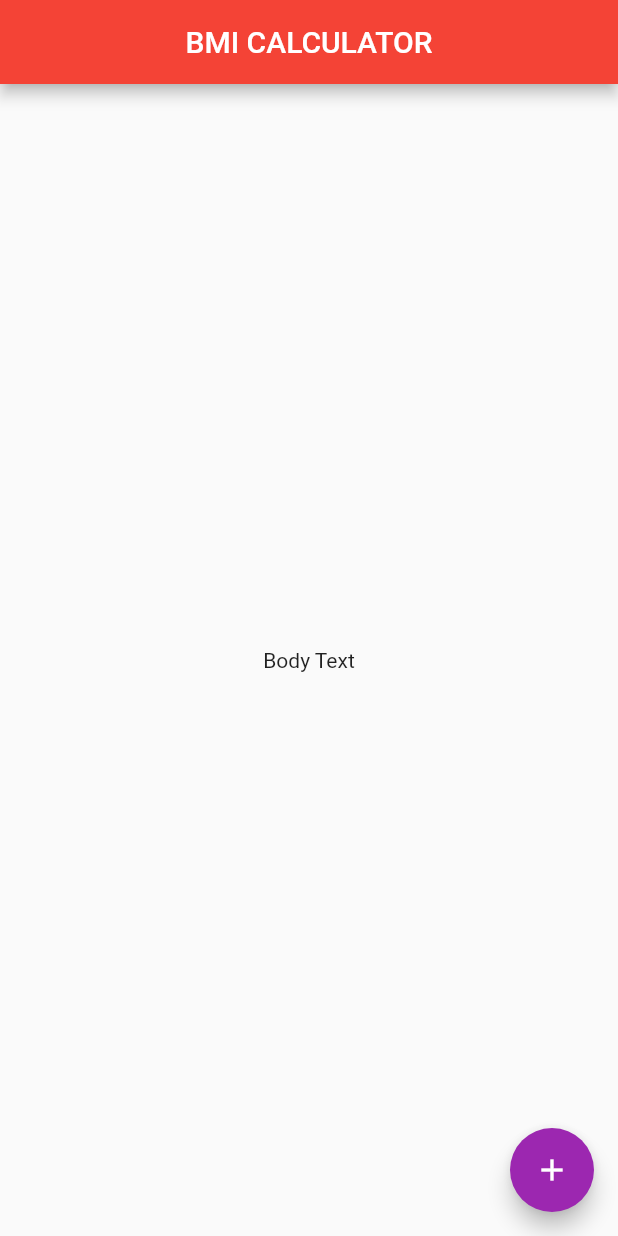
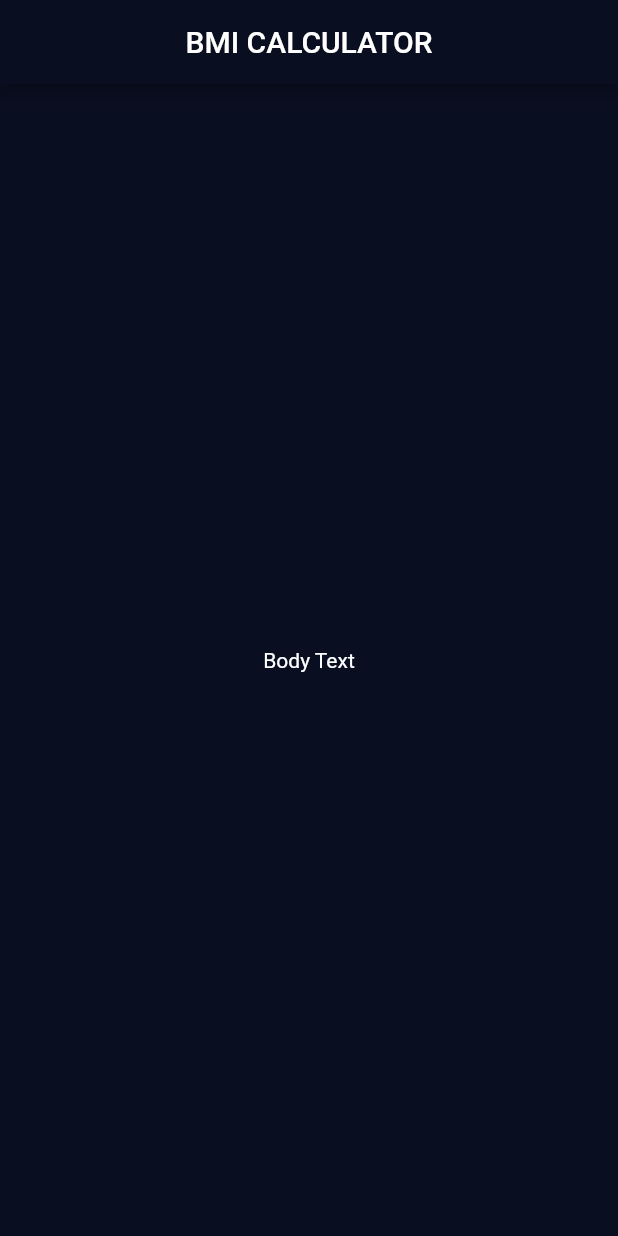
Before and after one commit to Okashe/bmi_calculator, a Flutter app: the screen it shows after launch, on a phone screen of 412 x 824 dp. Run offline on Flutter 3.47's test engine with Material 2 defaults, Android fonts, the phone set to English and light mode, and no system bars.

Commit message:
theme modified & input_page and main separated

```diff
--- /dev/null
+++ b/lib/input_page.dart
@@ -0,0 +1,24 @@
+import 'package:flutter/material.dart';
+
+class InputPage extends StatefulWidget {
+  const InputPage({super.key});
+
+  @override
+  State<InputPage> createState() => _InputPageState();
+}
+
+class _InputPageState extends State<InputPage> {
+  @override
+  Widget build(BuildContext context) {
+    return Scaffold(
+      appBar: AppBar(
+        title: const Center(
+          child: Text('BMI CALCULATOR'),
+        ),
+      ),
+      body: const Center(
+        child: Text('Body Text'),
+      ),
+    );
+  }
+}
--- a/lib/main.dart
+++ b/lib/main.dart
@@ -1,4 +1,5 @@
 import 'package:flutter/material.dart';
+import 'input_page.dart';
 
 void main() {
   runApp(const BMICalculator());
@@ -11,49 +12,17 @@ class BMICalculator extends StatelessWidget {
   @override
   Widget build(BuildContext context) {
     return MaterialApp(
-      theme: ThemeData(
-        colorScheme: const ColorScheme(
-          primary: Colors.red,
-          brightness: Brightness.light,
-          onPrimary: Colors.white,
-          secondary: Colors.purple,
-          onSecondary: Colors.white,
-          error: Colors.white,
-          onError: Colors.red,
-          background: Colors.white,
-          onBackground: Colors.black,
-          surface: Color.fromARGB(19, 186, 254, 254),
-          onSurface: Color.fromARGB(6, 9, 0, 90),
+      theme: ThemeData.dark().copyWith(
+        colorScheme: const ColorScheme.light().copyWith(
+          primary: const Color(0xFF0A0E21),
+        ),
+        //secondary:Colors.yellow,
+        scaffoldBackgroundColor: const Color(0XFF0A0E21),
+        textTheme: const TextTheme(
+          bodyMedium: TextStyle(color: Colors.white),
         ),
       ),
       home: const InputPage(),
     );
   }
 }
-
-class InputPage extends StatefulWidget {
-  const InputPage({super.key});
-
-  @override
-  State<InputPage> createState() => _InputPageState();
-}
-
-class _InputPageState extends State<InputPage> {
-  @override
-  Widget build(BuildContext context) {
-    return Scaffold(
-      appBar: AppBar(
-        title: const Center(
-          child: Text('BMI CALCULATOR'),
-        ),
-      ),
-      body: const Center(
-        child: Text('Body Text'),
-      ),
-      floatingActionButton: FloatingActionButton(
-        onPressed: () {},
-        child: const Icon(Icons.add),
-      ), // This trailing comma makes auto-formatting nicer for build methods.
-    );
-  }
-}
```
